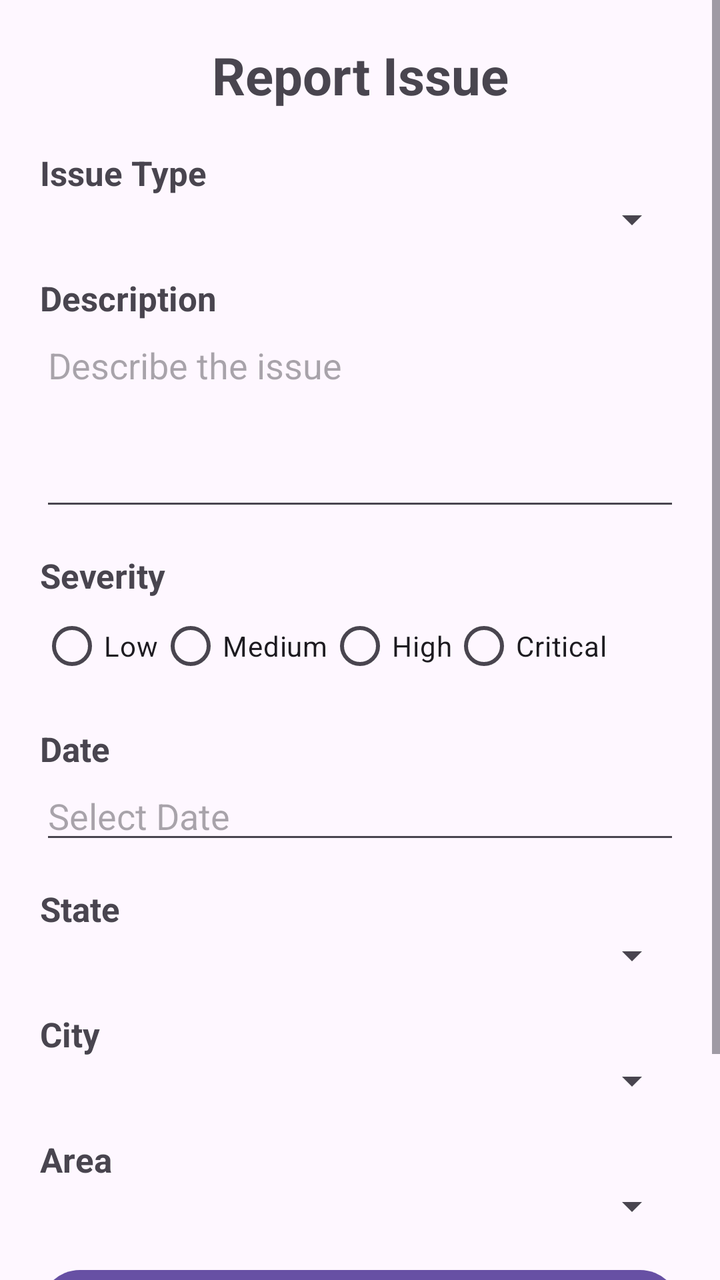
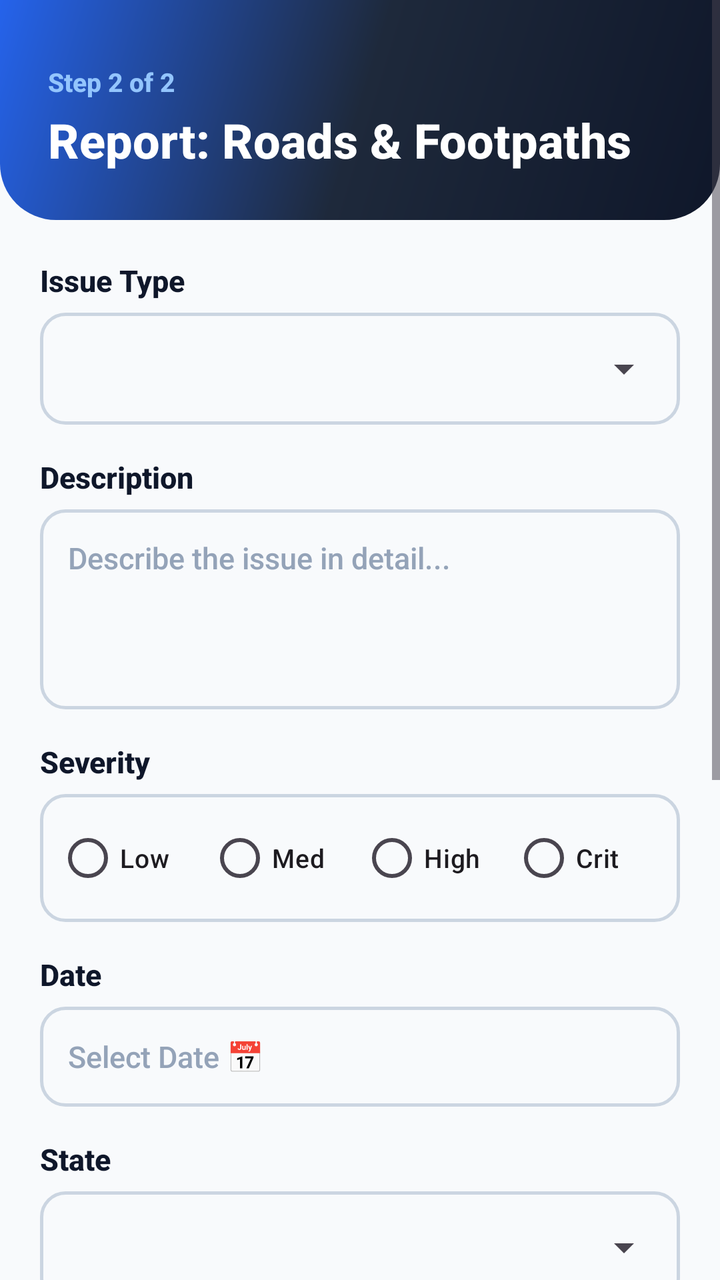

Two renders of the same Android screen: before a commit and after it. Below are the layout's source before the change and the commit's diff.
<!-- AndroidManifest.xml: application theme Theme.MADProject -->
<!-- res/layout/activity_complaint.xml -->
<?xml version="1.0" encoding="utf-8"?>
<ScrollView xmlns:android="http://schemas.android.com/apk/res/android"
    xmlns:tools="http://schemas.android.com/tools"
    android:id="@+id/main"
    android:layout_width="match_parent"
    android:layout_height="match_parent"
    android:fillViewport="true"
    tools:context=".ComplaintActivity">

    <LinearLayout
        android:layout_width="match_parent"
        android:layout_height="wrap_content"
        android:orientation="vertical"
        android:padding="20dp">

        

        <TextView
            android:id="@+id/categoryTextView"
            android:layout_width="match_parent"
            android:layout_height="wrap_content"
            android:text="Report Issue"
            android:textSize="26sp"
            android:textStyle="bold"
            android:gravity="center"
            android:layout_marginBottom="20dp" />


        

        <TextView
            android:layout_width="wrap_content"
            android:layout_height="wrap_content"
            android:text="Issue Type"
            android:textSize="17sp"
            android:textStyle="bold" />

        <Spinner
            android:id="@+id/issueSpinner"
            android:layout_width="match_parent"
            android:layout_height="wrap_content"
            android:layout_marginBottom="16dp" />


        

        <TextView
            android:layout_width="wrap_content"
            android:layout_height="wrap_content"
            android:text="Description"
            android:textSize="17sp"
            android:textStyle="bold" />

        <EditText
            android:id="@+id/descriptionEditText"
            android:layout_width="match_parent"
            android:layout_height="100dp"
            android:hint="Describe the issue"
            android:gravity="top"
            android:inputType="textMultiLine"
            android:layout_marginBottom="16dp" />


        

        <TextView
            android:layout_width="wrap_content"
            android:layout_height="wrap_content"
            android:text="Severity"
            android:textSize="17sp"
            android:textStyle="bold" />

        <RadioGroup
            android:id="@+id/severityGroup"
            android:layout_width="match_parent"
            android:layout_height="wrap_content"
            android:orientation="horizontal"
            android:layout_marginBottom="16dp">

            <RadioButton
                android:id="@+id/lowRadio"
                android:layout_width="wrap_content"
                android:layout_height="wrap_content"
                android:text="Low" />

            <RadioButton
                android:id="@+id/mediumRadio"
                android:layout_width="wrap_content"
                android:layout_height="wrap_content"
                android:text="Medium" />

            <RadioButton
                android:id="@+id/highRadio"
                android:layout_width="wrap_content"
                android:layout_height="wrap_content"
                android:text="High" />

            <RadioButton
                android:id="@+id/criticalRadio"
                android:layout_width="wrap_content"
                android:layout_height="wrap_content"
                android:text="Critical" />

        </RadioGroup>


        

        <TextView
            android:layout_width="wrap_content"
            android:layout_height="wrap_content"
            android:text="Date"
            android:textSize="17sp"
            android:textStyle="bold" />

        <EditText
            android:id="@+id/dateEditText"
            android:layout_width="match_parent"
            android:layout_height="wrap_content"
            android:hint="Select Date"
            android:inputType="date"
            android:focusable="false"
            android:layout_marginBottom="16dp" />


        

        <TextView
            android:layout_width="wrap_content"
            android:layout_height="wrap_content"
            android:text="State"
            android:textSize="17sp"
            android:textStyle="bold" />

        <Spinner
            android:id="@+id/stateSpinner"
            android:layout_width="match_parent"
            android:layout_height="wrap_content"
            android:layout_marginBottom="16dp" />


        

        <TextView
            android:layout_width="wrap_content"
            android:layout_height="wrap_content"
            android:text="City"
            android:textSize="17sp"
            android:textStyle="bold" />

        <Spinner
            android:id="@+id/citySpinner"
            android:layout_width="match_parent"
            android:layout_height="wrap_content"
            android:layout_marginBottom="16dp" />


        

        <TextView
            android:layout_width="wrap_content"
            android:layout_height="wrap_content"
            android:text="Area"
            android:textSize="17sp"
            android:textStyle="bold" />

        <Spinner
            android:id="@+id/areaSpinner"
            android:layout_width="match_parent"
            android:layout_height="wrap_content"
            android:layout_marginBottom="16dp" />


        

        <Button
            android:id="@+id/photoButton"
            android:layout_width="match_parent"
            android:layout_height="wrap_content"
            android:text="ADD PHOTO"
            android:layout_marginBottom="10dp" />

        <ImageView
            android:id="@+id/photoImageView"
            android:layout_width="match_parent"
            android:layout_height="120dp"
            android:contentDescription="Complaint photo"
            android:scaleType="centerInside"
            android:visibility="gone"
            android:layout_marginBottom="16dp" />


        

        <Button
            android:id="@+id/submitButton"
            android:layout_width="match_parent"
            android:layout_height="wrap_content"
            android:text="SUBMIT COMPLAINT"
            android:textSize="18sp"
            android:layout_marginBottom="20dp" />

    </LinearLayout>

</ScrollView>
<!-- resources referenced by this layout -->
<resources>
  <style name="Theme.MADProject" parent="Base.Theme.MADProject" />
  <style name="Base.Theme.MADProject" parent="Theme.Material3.DayNight.NoActionBar">
          
          
      </style>
</resources>

<!-- the commit's change to res/layout/activity_complaint.xml (unified diff, before → after) -->
@@ -1,205 +1,295 @@
 <?xml version="1.0" encoding="utf-8"?>
 <ScrollView xmlns:android="http://schemas.android.com/apk/res/android"
+    xmlns:app="http://schemas.android.com/apk/res-auto"
     xmlns:tools="http://schemas.android.com/tools"
     android:id="@+id/main"
     android:layout_width="match_parent"
     android:layout_height="match_parent"
     android:fillViewport="true"
+    android:background="@color/background"
     tools:context=".ComplaintActivity">
 
     <LinearLayout
         android:layout_width="match_parent"
         android:layout_height="wrap_content"
-        android:orientation="vertical"
-        android:padding="20dp">
+        android:orientation="vertical">
 
         
-
-        <TextView
-            android:id="@+id/categoryTextView"
+        <LinearLayout
             android:layout_width="match_parent"
             android:layout_height="wrap_content"
-            android:text="Report Issue"
-            android:textSize="26sp"
-            android:textStyle="bold"
-            android:gravity="center"
-            android:layout_marginBottom="20dp" />
-
+            android:orientation="vertical"
+            android:background="@drawable/bg_gradient_header"
+            android:paddingStart="24dp"
+            android:paddingEnd="24dp"
+            android:paddingTop="32dp"
+            android:paddingBottom="24dp">
+
+            <TextView
+                android:layout_width="wrap_content"
+                android:layout_height="wrap_content"
+                android:text="Step 2 of 2"
+                android:textSize="13sp"
+                android:textColor="#93C5FD"
+                android:textStyle="bold" />
+
+            <TextView
+                android:id="@+id/categoryTextView"
+                android:layout_width="match_parent"
+                android:layout_height="wrap_content"
+                android:text="Report: Roads &amp; Footpaths"
+                android:textSize="24sp"
+                android:textStyle="bold"
+                android:textColor="@color/white"
+                android:layout_marginTop="4dp" />
+        </LinearLayout>
 
         
-
-        <TextView
-            android:layout_width="wrap_content"
-            android:layout_height="wrap_content"
-            android:text="Issue Type"
-            android:textSize="17sp"
-            android:textStyle="bold" />
-
-        <Spinner
-            android:id="@+id/issueSpinner"
+        <LinearLayout
             android:layout_width="match_parent"
             android:layout_height="wrap_content"
-            android:layout_marginBottom="16dp" />
-
-
-        
-
-        <TextView
-            android:layout_width="wrap_content"
-            android:layout_height="wrap_content"
-            android:text="Description"
-            android:textSize="17sp"
-            android:textStyle="bold" />
-
-        <EditText
-            android:id="@+id/descriptionEditText"
-            android:layout_width="match_parent"
-            android:layout_height="100dp"
-            android:hint="Describe the issue"
-            android:gravity="top"
-            android:inputType="textMultiLine"
-            android:layout_marginBottom="16dp" />
-
-
-        
-
-        <TextView
-            android:layout_width="wrap_content"
-            android:layout_height="wrap_content"
-            android:text="Severity"
-            android:textSize="17sp"
-            android:textStyle="bold" />
-
-        <RadioGroup
-            android:id="@+id/severityGroup"
-            android:layout_width="match_parent"
-            android:layout_height="wrap_content"
-            android:orientation="horizontal"
-            android:layout_marginBottom="16dp">
-
-            <RadioButton
-                android:id="@+id/lowRadio"
-                android:layout_width="wrap_content"
-                android:layout_height="wrap_content"
-                android:text="Low" />
-
-            <RadioButton
-                android:id="@+id/mediumRadio"
-                android:layout_width="wrap_content"
-                android:layout_height="wrap_content"
-                android:text="Medium" />
-
-            <RadioButton
-                android:id="@+id/highRadio"
-                android:layout_width="wrap_content"
-                android:layout_height="wrap_content"
-                android:text="High" />
-
-            <RadioButton
-                android:id="@+id/criticalRadio"
-                android:layout_width="wrap_content"
-                android:layout_height="wrap_content"
-                android:text="Critical" />
-
-        </RadioGroup>
-
-
-        
-
-        <TextView
-            android:layout_width="wrap_content"
-            android:layout_height="wrap_content"
-            android:text="Date"
-            android:textSize="17sp"
-            android:textStyle="bold" />
-
-        <EditText
-            android:id="@+id/dateEditText"
-            android:layout_width="match_parent"
-            android:layout_height="wrap_content"
-            android:hint="Select Date"
-            android:inputType="date"
-            android:focusable="false"
-            android:layout_marginBottom="16dp" />
-
-
-        
-
-        <TextView
-            android:layout_width="wrap_content"
-            android:layout_height="wrap_content"
-            android:text="State"
-            android:textSize="17sp"
-            android:textStyle="bold" />
-
-        <Spinner
-            android:id="@+id/stateSpinner"
-            android:layout_width="match_parent"
-            android:layout_height="wrap_content"
-            android:layout_marginBottom="16dp" />
-
-
-        
-
-        <TextView
-            android:layout_width="wrap_content"
-            android:layout_height="wrap_content"
-            android:text="City"
-            android:textSize="17sp"
-            android:textStyle="bold" />
-
-        <Spinner
-            android:id="@+id/citySpinner"
-            android:layout_width="match_parent"
-            android:layout_height="wrap_content"
-            android:layout_marginBottom="16dp" />
-
-
-        
-
-        <TextView
-            android:layout_width="wrap_content"
-            android:layout_height="wrap_content"
-            android:text="Area"
-            android:textSize="17sp"
-            android:textStyle="bold" />
-
-        <Spinner
-            android:id="@+id/areaSpinner"
-            android:layout_width="match_parent"
-            android:layout_height="wrap_content"
-            android:layout_marginBottom="16dp" />
-
-
-        
-
-        <Button
-            android:id="@+id/photoButton"
-            android:layout_width="match_parent"
-            android:layout_height="wrap_content"
-            android:text="ADD PHOTO"
-            android:layout_marginBottom="10dp" />
-
-        <ImageView
-            android:id="@+id/photoImageView"
-            android:layout_width="match_parent"
-            android:layout_height="120dp"
-            android:contentDescription="Complaint photo"
-            android:scaleType="centerInside"
-            android:visibility="gone"
-            android:layout_marginBottom="16dp" />
-
-
-        
-
-        <Button
-            android:id="@+id/submitButton"
-            android:layout_width="match_parent"
-            android:layout_height="wrap_content"
-            android:text="SUBMIT COMPLAINT"
-            android:textSize="18sp"
-            android:layout_marginBottom="20dp" />
-
+            android:orientation="vertical"
+            android:padding="20dp">
+
+            
+            <TextView
+                android:layout_width="wrap_content"
+                android:layout_height="wrap_content"
+                android:text="Issue Type"
+                android:textSize="15sp"
+                android:textStyle="bold"
+                android:textColor="@color/text_primary"
+                android:layout_marginBottom="6dp" />
+
+            <FrameLayout
+                android:layout_width="match_parent"
+                android:layout_height="wrap_content"
+                android:background="@drawable/bg_input_box"
+                android:padding="4dp"
+                android:layout_marginBottom="16dp">
+
+                <Spinner
+                    android:id="@+id/issueSpinner"
+                    android:layout_width="match_parent"
+                    android:layout_height="48dp" />
+            </FrameLayout>
+
+            
+            <TextView
+                android:layout_width="wrap_content"
+                android:layout_height="wrap_content"
+                android:text="Description"
+                android:textSize="15sp"
+                android:textStyle="bold"
+                android:textColor="@color/text_primary"
+                android:layout_marginBottom="6dp" />
+
+            <EditText
+                android:id="@+id/descriptionEditText"
+                android:layout_width="match_parent"
+                android:layout_height="100dp"
+                android:hint="Describe the issue in detail..."
+                android:gravity="top"
+                android:inputType="textMultiLine"
+                android:background="@drawable/bg_input_box"
+                android:padding="14dp"
+                android:textSize="15sp"
+                android:textColor="@color/text_primary"
+                android:textColorHint="@color/text_tertiary"
+                android:layout_marginBottom="16dp" />
+
+            
+            <TextView
+                android:layout_width="wrap_content"
+                android:layout_height="wrap_content"
+                android:text="Severity"
+                android:textSize="15sp"
+                android:textStyle="bold"
+                android:textColor="@color/text_primary"
+                android:layout_marginBottom="6dp" />
+
+            <RadioGroup
+                android:id="@+id/severityGroup"
+                android:layout_width="match_parent"
+                android:layout_height="wrap_content"
+                android:orientation="horizontal"
+                android:background="@drawable/bg_input_box"
+                android:padding="8dp"
+                android:layout_marginBottom="16dp">
+
+                <RadioButton
+                    android:id="@+id/lowRadio"
+                    android:layout_width="0dp"
+                    android:layout_height="wrap_content"
+                    android:layout_weight="1"
+                    android:text="Low"
+                    android:textSize="13sp" />
+
+                <RadioButton
+                    android:id="@+id/mediumRadio"
+                    android:layout_width="0dp"
+                    android:layout_height="wrap_content"
+                    android:layout_weight="1"
+                    android:text="Med"
+                    android:textSize="13sp" />
+
+                <RadioButton
+                    android:id="@+id/highRadio"
+                    android:layout_width="0dp"
+                    android:layout_height="wrap_content"
+                    android:layout_weight="1"
+                    android:text="High"
+                    android:textSize="13sp" />
+
+                <RadioButton
+                    android:id="@+id/criticalRadio"
+                    android:layout_width="0dp"
+                    android:layout_height="wrap_content"
+                    android:layout_weight="1"
+                    android:text="Crit"
+                    android:textSize="13sp" />
+            </RadioGroup>
+
+            
+            <TextView
+                android:layout_width="wrap_content"
+                android:layout_height="wrap_content"
+                android:text="Date"
+                android:textSize="15sp"
+                android:textStyle="bold"
+                android:textColor="@color/text_primary"
+                android:layout_marginBottom="6dp" />
+
+            <EditText
+                android:id="@+id/dateEditText"
+                android:layout_width="match_parent"
+                android:layout_height="50dp"
+                android:hint="Select Date 📅"
+                android:inputType="date"
+                android:focusable="false"
+                android:background="@drawable/bg_input_box"
+                android:paddingStart="14dp"
+                android:paddingEnd="14dp"
+                android:textSize="15sp"
+                android:textColor="@color/text_primary"
+                android:textColorHint="@color/text_tertiary"
+                android:layout_marginBottom="16dp" />
+
+            
+            <TextView
+                android:layout_width="wrap_content"
+                android:layout_height="wrap_content"
+                android:text="State"
+                android:textSize="15sp"
+                android:textStyle="bold"
+                android:textColor="@color/text_primary"
+                android:layout_marginBottom="6dp" />
+
+            <FrameLayout
+                android:layout_width="match_parent"
+                android:layout_height="wrap_content"
+                android:background="@drawable/bg_input_box"
+                android:padding="4dp"
+                android:layout_marginBottom="16dp">
+
+                <Spinner
+                    android:id="@+id/stateSpinner"
+                    android:layout_width="match_parent"
+                    android:layout_height="48dp" />
+            </FrameLayout>
+
+            
+            <TextView
+                android:layout_width="wrap_content"
+                android:layout_height="wrap_content"
+                android:text="City"
+                android:textSize="15sp"
+                android:textStyle="bold"
+                android:textColor="@color/text_primary"
+                android:layout_marginBottom="6dp" />
+
+            <FrameLayout
+                android:layout_width="match_parent"
+                android:layout_height="wrap_content"
+                android:background="@drawable/bg_input_box"
+                android:padding="4dp"
+                android:layout_marginBottom="16dp">
+
+                <Spinner
+                    android:id="@+id/citySpinner"
+                    android:layout_width="match_parent"
+                    android:layout_height="48dp" />
+            </FrameLayout>
+
+            
+            <TextView
+                android:layout_width="wrap_content"
+                android:layout_height="wrap_content"
+                android:text="Area"
+                android:textSize="15sp"
+                android:textStyle="bold"
+                android:textColor="@color/text_primary"
+                android:layout_marginBottom="6dp" />
+
+            <FrameLayout
+                android:layout_width="match_parent"
+                android:layout_height="wrap_content"
+                android:background="@drawable/bg_input_box"
+                android:padding="4dp"
+                android:layout_marginBottom="20dp">
+
+                <Spinner
+                    android:id="@+id/areaSpinner"
+                    android:layout_width="match_parent"
+                    android:layout_height="48dp" />
+            </FrameLayout>
+
+            
+            <com.google.android.material.button.MaterialButton
+                android:id="@+id/photoButton"
+                style="@style/Widget.Material3.Button.OutlinedButton"
+                android:layout_width="match_parent"
+                android:layout_height="wrap_content"
+                android:text="TAKE PHOTO"
+                android:textSize="14sp"
+                android:textStyle="bold"
+                app:icon="@drawable/ic_camera"
+                app:iconGravity="textStart"
+                app:cornerRadius="12dp"
+                android:layout_marginBottom="12dp" />
+
+            <com.google.android.material.card.MaterialCardView
+                android:layout_width="match_parent"
+                android:layout_height="wrap_content"
+                app:cardCornerRadius="12dp"
+                app:cardElevation="0dp"
+                app:strokeWidth="1dp"
+                app:strokeColor="@color/card_stroke"
+                android:layout_marginBottom="20dp">
+
+                <ImageView
+                    android:id="@+id/photoImageView"
+                    android:layout_width="match_parent"
+                    android:layout_height="180dp"
+                    android:contentDescription="Complaint photo preview"
+                    android:scaleType="centerCrop"
+                    android:visibility="gone" />
+            </com.google.android.material.card.MaterialCardView>
+
+            
+            <com.google.android.material.button.MaterialButton
+                android:id="@+id/submitButton"
+                android:layout_width="match_parent"
+                android:layout_height="wrap_content"
+                android:text="SUBMIT COMPLAINT"
+                android:textSize="16sp"
+                android:textStyle="bold"
+                android:paddingTop="14dp"
+                android:paddingBottom="14dp"
+                app:cornerRadius="14dp"
+                android:backgroundTint="@color/secondary"
+                android:layout_marginBottom="24dp" />
+
+        </LinearLayout>
     </LinearLayout>
-
 </ScrollView>
<!-- resource entries referenced after the edit -->
@@ -1,9 +1,61 @@
 <!-- resources referenced by this layout -->
 <resources>
+  <color name="background">#F8FAFC</color>
+  <color name="card_stroke">#E2E8F0</color>
+  <color name="secondary">#2563EB</color>
+  <color name="text_primary">#0F172A</color>
+  <color name="text_tertiary">#94A3B8</color>
+  <color name="white">#FFFFFF</color>
+  <!-- drawable bg_gradient_header (drawable) -->
+  <?xml version="1.0" encoding="utf-8"?>
+  <shape xmlns:android="http://schemas.android.com/apk/res/android"
+      android:shape="rectangle">
+      <gradient
+          android:angle="135"
+          android:startColor="#0F172A"
+          android:centerColor="#1E293B"
+          android:endColor="#2563EB"
+          android:type="linear" />
+      <corners
+          android:bottomLeftRadius="28dp"
+          android:bottomRightRadius="28dp" />
+  </shape>
+  <!-- drawable bg_input_box (drawable) -->
+  <?xml version="1.0" encoding="utf-8"?>
+  <shape xmlns:android="http://schemas.android.com/apk/res/android"
+      android:shape="rectangle">
+      <solid android:color="#F8FAFC" />
+      <corners android:radius="12dp" />
+      <stroke
+          android:width="1.5dp"
+          android:color="#CBD5E1" />
+  </shape>
+  <!-- drawable ic_camera (drawable) -->
+  <vector xmlns:android="http://schemas.android.com/apk/res/android"
+      android:width="28dp"
+      android:height="28dp"
+      android:viewportWidth="24"
+      android:viewportHeight="24">
+      <path
+          android:fillColor="#2563EB"
+          android:pathData="M9,2L7.17,4H4c-1.1,0 -2,0.9 -2,2v12c0,1.1 0.9,2 2,2h16c1.1,0 2,-0.9 2,-2V6c0,-1.1 -0.9,-2 -2,-2h-3.17L15,2H9zM12,17c-2.76,0 -5,-2.24 -5,-5s2.24,-5 5,-5 5,2.24 5,5 -2.24,5 -5,5zM12,9c-1.66,0 -3,1.34 -3,3s1.34,3 3,3 3,-1.34 3,-3 -1.34,-3 -3,-3z"/>
+  </vector>
   <style name="Theme.MADProject" parent="Base.Theme.MADProject" />
   <style name="Base.Theme.MADProject" parent="Theme.Material3.DayNight.NoActionBar">
-          
-          
+          <item name="colorPrimary">@color/primary</item>
+          <item name="colorOnPrimary">@color/text_on_primary</item>
+          <item name="colorPrimaryContainer">@color/primary_container</item>
+          <item name="colorSecondary">@color/secondary</item>
+          <item name="colorSecondaryContainer">@color/secondary_container</item>
+          <item name="colorTertiary">@color/tertiary</item>
+          <item name="android:statusBarColor">@color/primary</item>
+          <item name="android:windowBackground">@color/background</item>
+          <item name="android:fontFamily">sans-serif-medium</item>
       </style>
+  <color name="primary">#0F172A</color>
+  <color name="text_on_primary">#FFFFFF</color>
+  <color name="primary_container">#1E293B</color>
+  <color name="secondary_container">#DBEAFE</color>
+  <color name="tertiary">#7C3AED</color>
 </resources>
 
